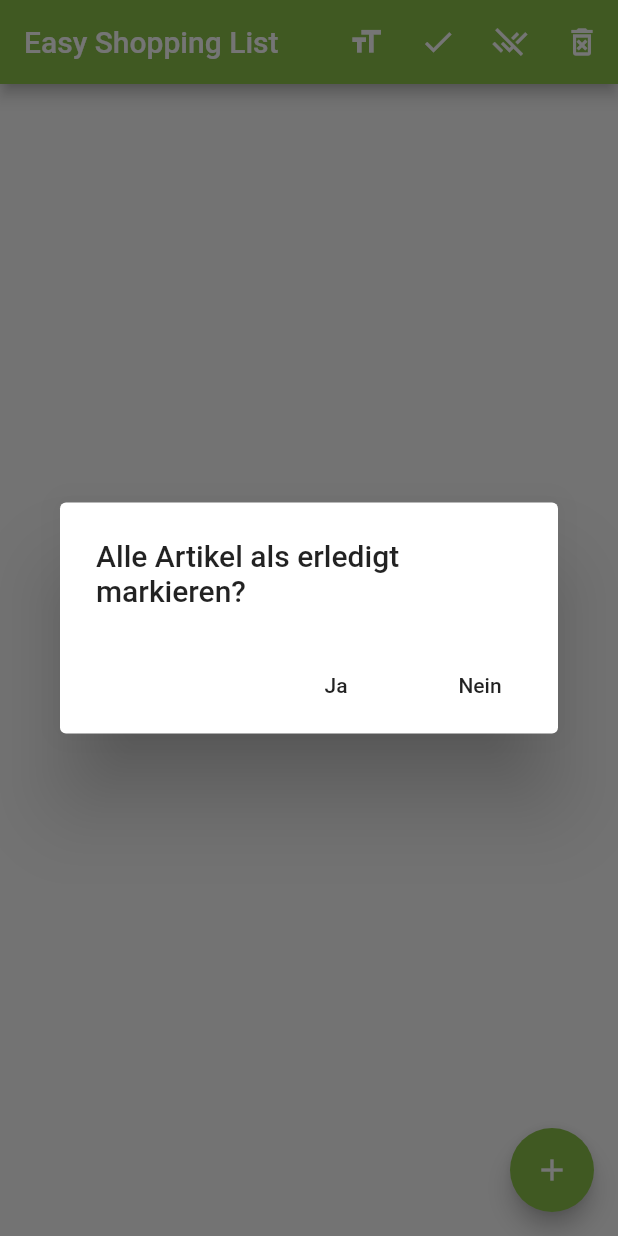
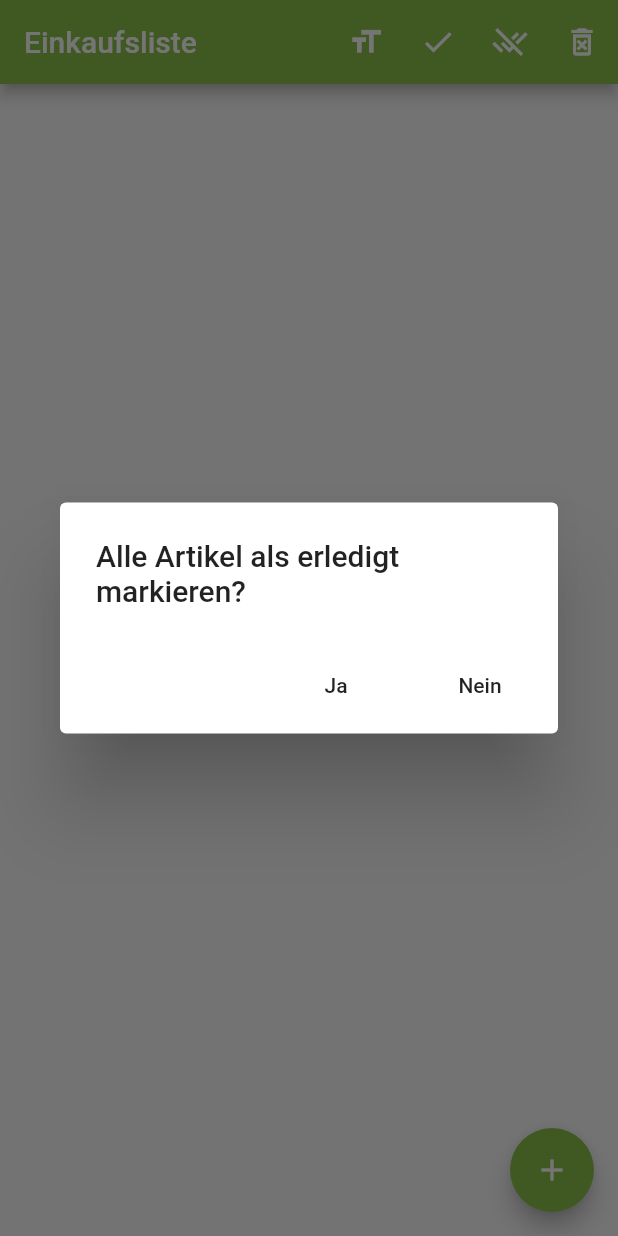
Before and after one commit to markusgl/shopping-list-flutter, a Flutter app: the ShoppingList screen opened directly, after a tap on the "check" icon, on a phone screen of 412 x 824 dp. Run offline on Flutter 3.47's test engine with Material 2 defaults, Android fonts, the phone set to English and light mode, and no system bars; our stand-ins replace fluttertoast, shared_preferences; accounts and stored records are empty; statements that could not run were skipped.

Commit message:
change launch icon and app name

```diff
--- a/lib/main.dart
+++ b/lib/main.dart
@@ -10,7 +10,7 @@
   @override
   Widget build(BuildContext context) {
     return MaterialApp(
-      title: 'Shopping List',
+      title: 'Einkaufsliste',
       theme: ThemeData(
         primarySwatch: Colors.lightGreen,
         primaryIconTheme: IconThemeData(
@@ -23,7 +23,7 @@
         ),
         visualDensity: VisualDensity.adaptivePlatformDensity,
       ),
-      home: ShoppingList(title: 'Easy Shopping List'),
+      home: ShoppingList(title: 'Einkaufsliste'),
     );
   }
 }
--- a/pubspec.yaml
+++ b/pubspec.yaml
@@ -31,8 +31,14 @@
   cupertino_icons: ^1.0.0
 
 dev_dependencies:
+  flutter_launcher_icons: "^0.8.1"
   flutter_test:
     sdk: flutter
+
+flutter_icons:
+  android: "launcher_icon"
+  ios: true
+  image_path: "assets/icon/icon.png"
 
 # For information on the generic Dart part of this file, see the
 # following page: https://dart.dev/tools/pub/pubspec
```
Also changed, not shown: assets/icon/icon.png (added), pubspec.lock, 22 other files.
